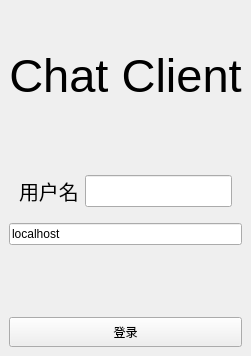
Old version of the form mainwindow.ui in the repository lingdingyang/Chat_Client.
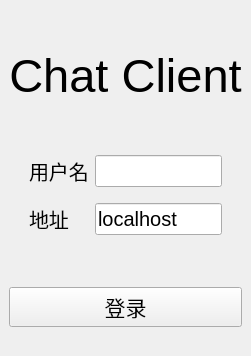
New version of the form.

```diff
--- a/mainwindow.ui
+++ b/mainwindow.ui
@@ -63,18 +63,18 @@
      </spacer>
     </item>
     <item>
-     <layout class="QHBoxLayout" name="horizontalLayout">
+     <layout class="QHBoxLayout" name="horizontalLayout" stretch="0,0,0,0">
       <item>
        <spacer name="horizontalSpacer_2">
         <property name="orientation">
          <enum>Qt::Horizontal</enum>
         </property>
         <property name="sizeType">
-         <enum>QSizePolicy::Maximum</enum>
+         <enum>QSizePolicy::Minimum</enum>
         </property>
         <property name="sizeHint" stdset="0">
          <size>
-          <width>40</width>
+          <width>20</width>
           <height>20</height>
          </size>
         </property>
@@ -82,6 +82,12 @@
       </item>
       <item>
        <widget class="QLabel" name="lab_user_name">
+        <property name="minimumSize">
+         <size>
+          <width>60</width>
+          <height>0</height>
+         </size>
+        </property>
         <property name="font">
          <font>
           <pointsize>15</pointsize>
@@ -92,22 +98,6 @@
         </property>
        </widget>
       </item>
-      <item>
-       <spacer name="horizontalSpacer_3">
-        <property name="orientation">
-         <enum>Qt::Horizontal</enum>
-        </property>
-        <property name="sizeType">
-         <enum>QSizePolicy::Maximum</enum>
-        </property>
-        <property name="sizeHint" stdset="0">
-         <size>
-          <width>20</width>
-          <height>20</height>
-         </size>
-        </property>
-       </spacer>
-      </item>
       <item>
        <widget class="QLineEdit" name="edt_user_name">
         <property name="font">
@@ -123,11 +113,11 @@
          <enum>Qt::Horizontal</enum>
         </property>
         <property name="sizeType">
-         <enum>QSizePolicy::Maximum</enum>
+         <enum>QSizePolicy::Minimum</enum>
         </property>
         <property name="sizeHint" stdset="0">
          <size>
-          <width>40</width>
+          <width>20</width>
           <height>20</height>
          </size>
         </property>
@@ -152,11 +142,70 @@
      </spacer>
     </item>
     <item>
-     <widget class="QLineEdit" name="lineEdit">
-      <property name="text">
-       <string>localhost</string>
-      </property>
-     </widget>
+     <layout class="QHBoxLayout" name="horizontalLayout_2">
+      <item>
+       <spacer name="horizontalSpacer_4">
+        <property name="orientation">
+         <enum>Qt::Horizontal</enum>
+        </property>
+        <property name="sizeType">
+         <enum>QSizePolicy::Minimum</enum>
+        </property>
+        <property name="sizeHint" stdset="0">
+         <size>
+          <width>20</width>
+          <height>20</height>
+         </size>
+        </property>
+       </spacer>
+      </item>
+      <item>
+       <widget class="QLabel" name="label">
+        <property name="minimumSize">
+         <size>
+          <width>60</width>
+          <height>0</height>
+         </size>
+        </property>
+        <property name="font">
+         <font>
+          <pointsize>15</pointsize>
+         </font>
+        </property>
+        <property name="text">
+         <string>地址</string>
+        </property>
+       </widget>
+      </item>
+      <item>
+       <widget class="QLineEdit" name="lineEdit">
+        <property name="font">
+         <font>
+          <pointsize>15</pointsize>
+         </font>
+        </property>
+        <property name="text">
+         <string>localhost</string>
+        </property>
+       </widget>
+      </item>
+      <item>
+       <spacer name="horizontalSpacer_5">
+        <property name="orientation">
+         <enum>Qt::Horizontal</enum>
+        </property>
+        <property name="sizeType">
+         <enum>QSizePolicy::Minimum</enum>
+        </property>
+        <property name="sizeHint" stdset="0">
+         <size>
+          <width>20</width>
+          <height>20</height>
+         </size>
+        </property>
+       </spacer>
+      </item>
+     </layout>
     </item>
     <item>
      <spacer name="verticalSpacer">
@@ -185,11 +234,32 @@
         <height>30</height>
        </size>
       </property>
+      <property name="font">
+       <font>
+        <pointsize>16</pointsize>
+       </font>
+      </property>
       <property name="text">
        <string>登录</string>
       </property>
      </widget>
     </item>
+    <item>
+     <spacer name="verticalSpacer_5">
+      <property name="orientation">
+       <enum>Qt::Vertical</enum>
+      </property>
+      <property name="sizeType">
+       <enum>QSizePolicy::Maximum</enum>
+      </property>
+      <property name="sizeHint" stdset="0">
+       <size>
+        <width>20</width>
+        <height>20</height>
+       </size>
+      </property>
+     </spacer>
+    </item>
    </layout>
   </widget>
  </widget>
```
Left out of the diff: 2 changed lines with no effect on the pictures.
